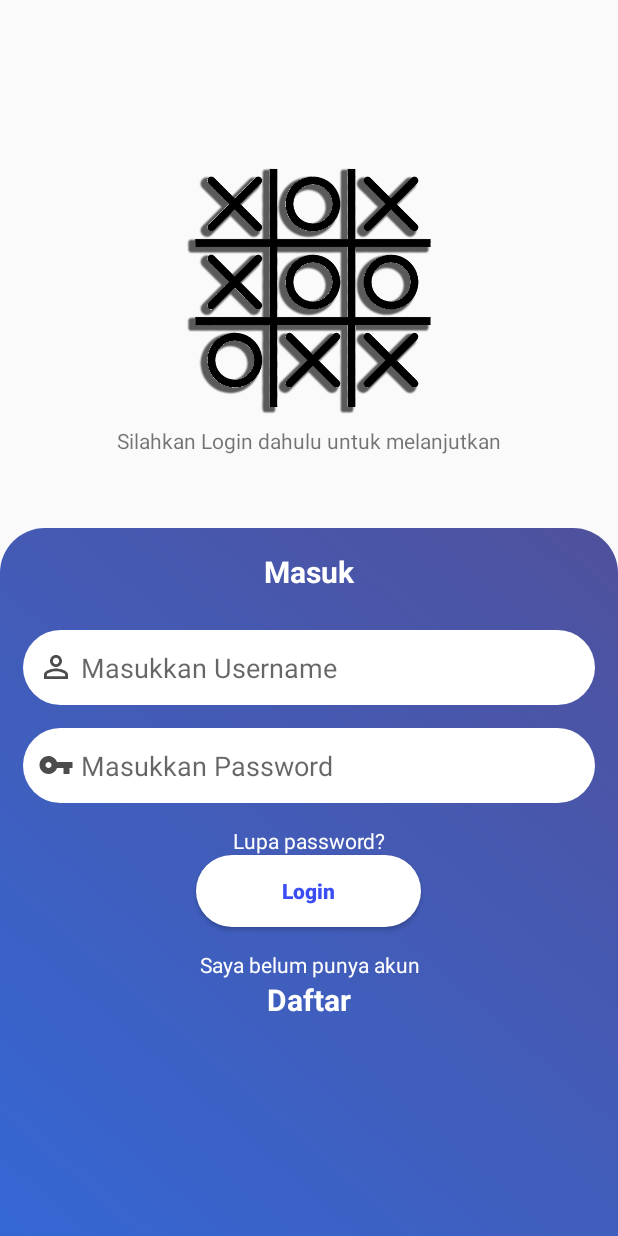
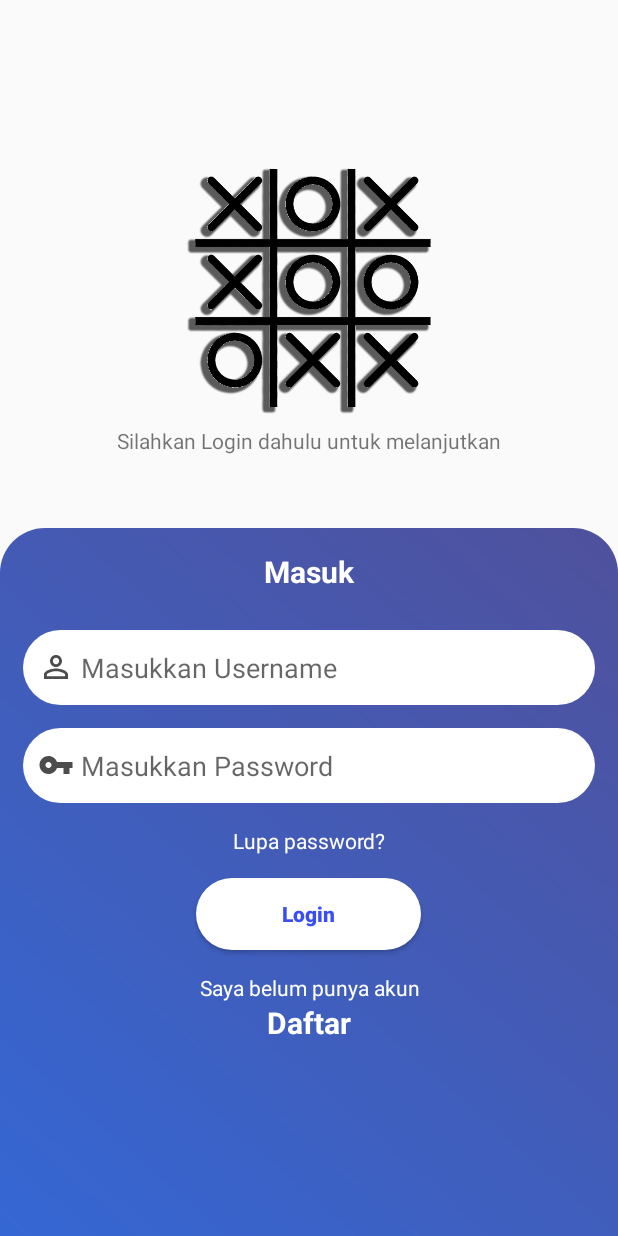
Before and after one commit to pranataputr4/TicTacToe, an Android app: the layout activity_main.xml on its own in the app's theme, with its tools: preview values and no code run, on a phone screen of 412 x 824 dp. Run offline under Robolectric (Android 15) with nearby library versions, the phone set to English and light mode, and no system bars.

Commit message:
kasih spasi antara "Lupa password?" dan Button Login

```diff
--- a/app/src/main/res/layout/activity_main.xml
+++ b/app/src/main/res/layout/activity_main.xml
@@ -90,6 +90,10 @@
             android:layout_height="wrap_content"
             android:gravity="center_horizontal"
             tools:ignore="HardcodedText" />
+        <RelativeLayout
+            android:layout_width="match_parent"
+            android:layout_height="15sp"
+            tools:ignore="UselessLeaf" />
         <Button
             android:textStyle="bold"
             android:textColor="#3B4EF3"
```
